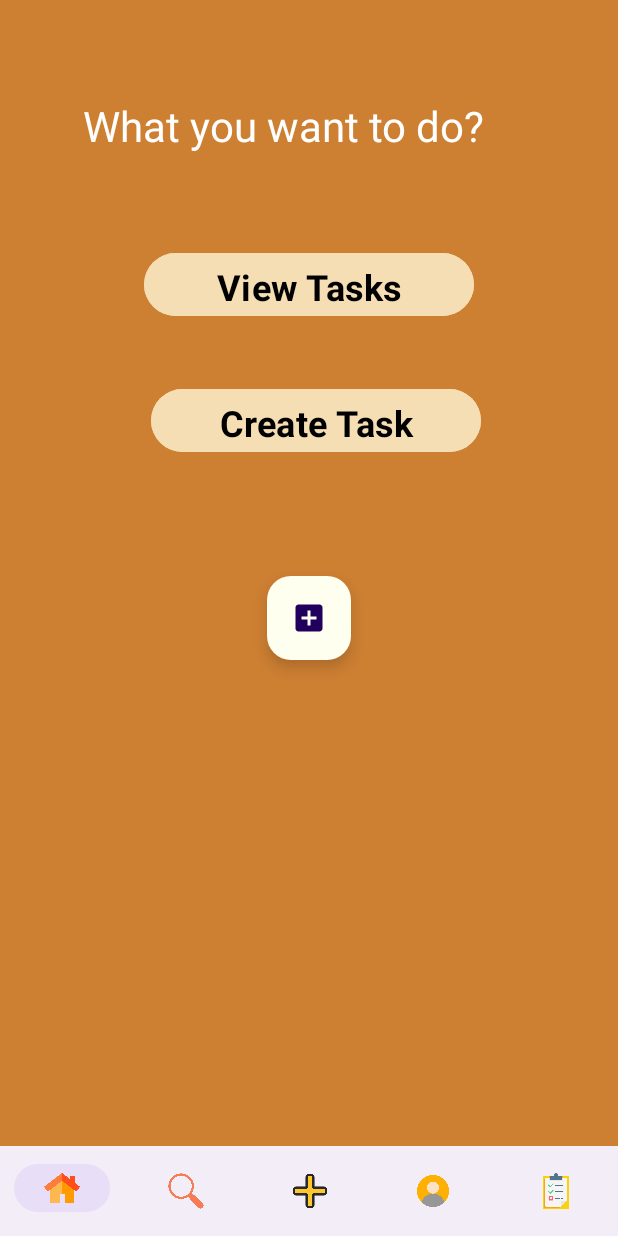
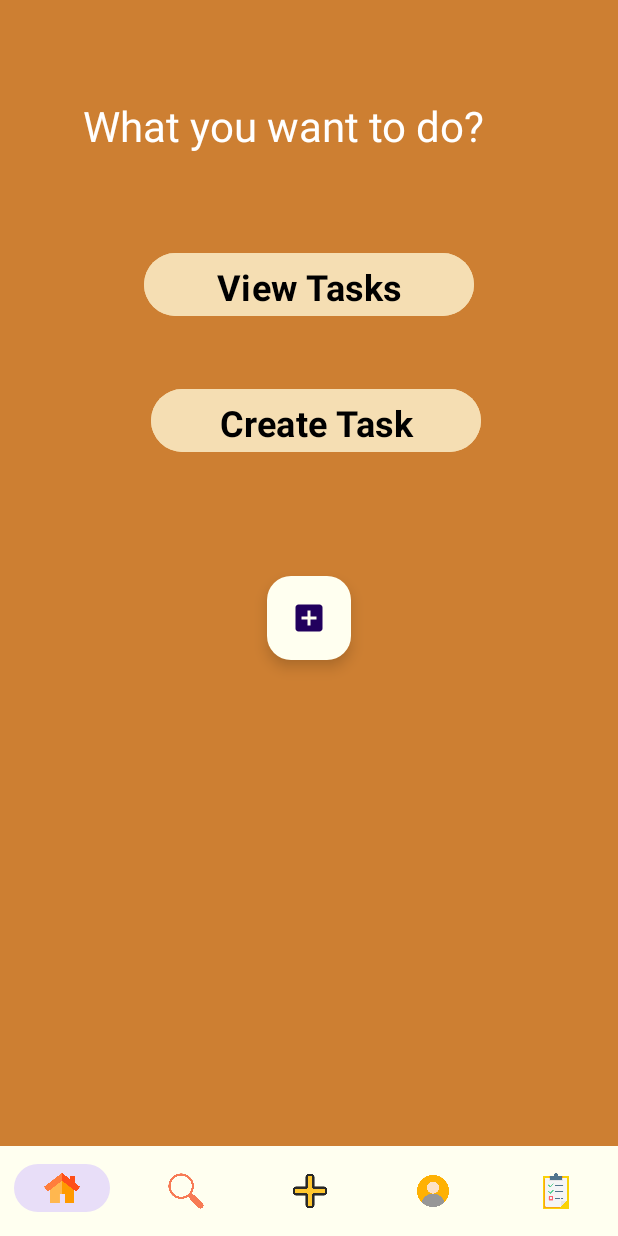
Before and after one commit to singhaditi2004/Task-Manager, an Android app: the MainActivity screen opened directly, with no data from a screen before it, on a phone screen of 412 x 824 dp. Run offline under Robolectric (Android 15) with nearby library versions, the phone set to English and light mode, and no system bars; Roboto replaces fonts that are not available here.

Commit message:
ripple color changed

```diff
--- /dev/null
+++ b/app/src/main/res/color/nav_item_ripple_color.xml
@@ -0,0 +1,7 @@
+<?xml version="1.0" encoding="utf-8"?>
+<selector xmlns:android="http://schemas.android.com/apk/res/android">
+    <item android:color="@color/ivory" android:state_selected="true"/>
+    <item android:color="@color/wheat" android:state_pressed="true"/>
+    <item android:color="@color/brown" android:state_focused="true"/>
+    <item android:color="@android:color/transparent"/>
+</selector>
--- a/app/src/main/res/layout/activity_main.xml
+++ b/app/src/main/res/layout/activity_main.xml
@@ -64,6 +64,8 @@
         android:layout_width="match_parent"
         android:layout_height="60dp"
         app:itemIconTint="@null"
+        android:background="@color/ivory"
+        app:itemRippleColor="@color/nav_item_ripple_color"
         app:layout_constraintBottom_toBottomOf="parent"
         app:layout_constraintEnd_toEndOf="parent"
         app:layout_constraintHorizontal_bias="1.0"
@@ -78,7 +80,7 @@
         android:id="@+id/floating_action_button"
         android:layout_width="wrap_content"
         android:layout_height="wrap_content"
-
+        android:background="@color/ivory"
         android:layout_margin="16dp"
         android:contentDescription="+"
         app:backgroundTint="@color/ivory"
```
